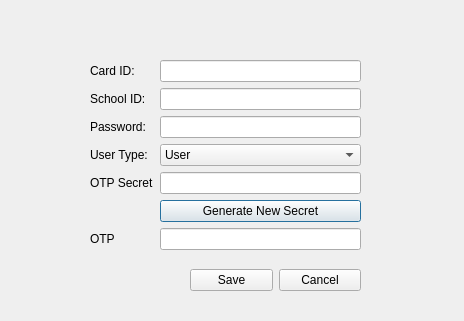
The window that src/windows/ui/EditUserDialog.ui (1icolo/AUPay) describes before a commit, drawn with Qt 5.
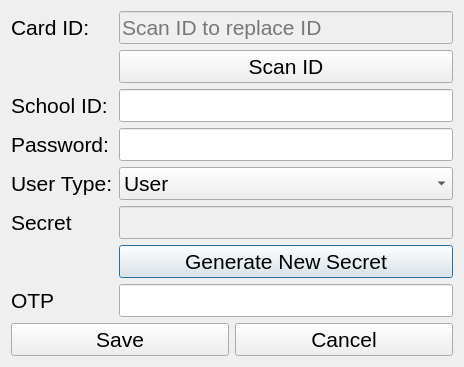
The same window after the commit.

Commit message: added add user and edit user rules

```diff
--- a/src/windows/ui/EditUserDialog.ui
+++ b/src/windows/ui/EditUserDialog.ui
@@ -7,7 +7,7 @@
     <x>0</x>
     <y>0</y>
     <width>464</width>
-    <height>321</height>
+    <height>356</height>
    </rect>
   </property>
   <property name="focusPolicy">
@@ -25,18 +25,20 @@
   <property name="modal">
    <bool>false</bool>
   </property>
-  <widget class="QWidget" name="formLayoutWidget">
-   <property name="geometry">
-    <rect>
-     <x>90</x>
-     <y>60</y>
-     <width>271</width>
-     <height>191</height>
-    </rect>
-   </property>
+  <layout class="QGridLayout" name="gridLayout">
+   <item row="0" column="0">
    <layout class="QFormLayout" name="formLayout">
     <item row="0" column="0">
-     <widget class="QLabel" name="label_5">
+      <widget class="QLabel" name="labelCardId">
+       <property name="enabled">
+        <bool>true</bool>
+       </property>
+       <property name="font">
+        <font>
+         <family>Segoe UI</family>
+         <pointsize>16</pointsize>
+        </font>
+       </property>
       <property name="text">
        <string>Card ID:</string>
       </property>
@@ -44,6 +46,15 @@
     </item>
     <item row="0" column="1">
      <widget class="QLineEdit" name="cardID_editUser">
+       <property name="enabled">
+        <bool>false</bool>
+       </property>
+       <property name="font">
+        <font>
+         <family>Segoe UI</family>
+         <pointsize>16</pointsize>
+        </font>
+       </property>
       <property name="cursor">
        <cursorShape>IBeamCursor</cursorShape>
       </property>
@@ -59,20 +70,38 @@
       <property name="echoMode">
        <enum>QLineEdit::Normal</enum>
       </property>
+       <property name="readOnly">
+        <bool>true</bool>
+       </property>
+       <property name="placeholderText">
+        <string>Scan ID to replace ID</string>
+       </property>
       <property name="clearButtonEnabled">
        <bool>false</bool>
       </property>
      </widget>
     </item>
-    <item row="1" column="0">
+     <item row="2" column="0">
      <widget class="QLabel" name="label">
+       <property name="font">
+        <font>
+         <family>Segoe UI</family>
+         <pointsize>16</pointsize>
+        </font>
+       </property>
       <property name="text">
        <string>School ID:</string>
       </property>
      </widget>
     </item>
-    <item row="1" column="1">
+     <item row="2" column="1">
      <widget class="QLineEdit" name="schoolID_editUser">
+       <property name="font">
+        <font>
+         <family>Segoe UI</family>
+         <pointsize>16</pointsize>
+        </font>
+       </property>
       <property name="cursor">
        <cursorShape>IBeamCursor</cursorShape>
       </property>
@@ -93,15 +122,27 @@
       </property>
      </widget>
     </item>
-    <item row="2" column="0">
+     <item row="3" column="0">
      <widget class="QLabel" name="label_2">
+       <property name="font">
+        <font>
+         <family>Segoe UI</family>
+         <pointsize>16</pointsize>
+        </font>
+       </property>
       <property name="text">
        <string>Password:</string>
       </property>
      </widget>
     </item>
-    <item row="2" column="1">
+     <item row="3" column="1">
      <widget class="QLineEdit" name="password_editUser">
+       <property name="font">
+        <font>
+         <family>Segoe UI</family>
+         <pointsize>16</pointsize>
+        </font>
+       </property>
       <property name="cursor">
        <cursorShape>IBeamCursor</cursorShape>
       </property>
@@ -119,15 +160,27 @@
       </property>
      </widget>
     </item>
-    <item row="3" column="0">
+     <item row="4" column="0">
      <widget class="QLabel" name="label_3">
+       <property name="font">
+        <font>
+         <family>Segoe UI</family>
+         <pointsize>16</pointsize>
+        </font>
+       </property>
       <property name="text">
        <string>User Type:</string>
       </property>
      </widget>
     </item>
-    <item row="3" column="1">
+     <item row="4" column="1">
      <widget class="QComboBox" name="userType_editUser">
+       <property name="font">
+        <font>
+         <family>Segoe UI</family>
+         <pointsize>16</pointsize>
+        </font>
+       </property>
       <property name="focusPolicy">
        <enum>Qt::StrongFocus</enum>
       </property>
@@ -159,15 +212,33 @@
       </item>
      </widget>
     </item>
-    <item row="4" column="0">
-     <widget class="QLabel" name="label_4">
+     <item row="5" column="0">
+      <widget class="QLabel" name="labelSecret">
+       <property name="enabled">
+        <bool>true</bool>
+       </property>
+       <property name="font">
+        <font>
+         <family>Segoe UI</family>
+         <pointsize>16</pointsize>
+        </font>
+       </property>
       <property name="text">
-       <string>OTP Secret</string>
+        <string>Secret</string>
       </property>
      </widget>
     </item>
-    <item row="4" column="1">
+     <item row="5" column="1">
      <widget class="QLineEdit" name="otpSecret_editUser">
+       <property name="enabled">
+        <bool>false</bool>
+       </property>
+       <property name="font">
+        <font>
+         <family>Segoe UI</family>
+         <pointsize>16</pointsize>
+        </font>
+       </property>
       <property name="cursor">
        <cursorShape>IBeamCursor</cursorShape>
       </property>
@@ -191,15 +262,33 @@
       </property>
      </widget>
     </item>
-    <item row="6" column="0">
-     <widget class="QLabel" name="label_6">
+     <item row="7" column="0">
+      <widget class="QLabel" name="labelOTP">
+       <property name="enabled">
+        <bool>true</bool>
+       </property>
+       <property name="font">
+        <font>
+         <family>Segoe UI</family>
+         <pointsize>16</pointsize>
+        </font>
+       </property>
       <property name="text">
        <string>OTP</string>
       </property>
      </widget>
     </item>
-    <item row="6" column="1">
+     <item row="7" column="1">
      <widget class="QLineEdit" name="otp_editUser">
+       <property name="enabled">
+        <bool>true</bool>
+       </property>
+       <property name="font">
+        <font>
+         <family>Segoe UI</family>
+         <pointsize>16</pointsize>
+        </font>
+       </property>
       <property name="cursor">
        <cursorShape>IBeamCursor</cursorShape>
       </property>
@@ -215,32 +304,52 @@
       <property name="echoMode">
        <enum>QLineEdit::Normal</enum>
       </property>
+       <property name="placeholderText">
+        <string/>
+       </property>
       <property name="clearButtonEnabled">
        <bool>false</bool>
       </property>
      </widget>
     </item>
-    <item row="5" column="1">
+     <item row="6" column="1">
      <widget class="QPushButton" name="buttonGenerate_editUser">
+       <property name="font">
+        <font>
+         <family>Segoe UI</family>
+         <pointsize>16</pointsize>
+        </font>
+       </property>
       <property name="text">
        <string>Generate New Secret</string>
       </property>
      </widget>
     </item>
-   </layout>
-  </widget>
-  <widget class="QWidget" name="horizontalLayoutWidget">
-   <property name="geometry">
-    <rect>
-     <x>190</x>
-     <y>260</y>
-     <width>171</width>
-     <height>41</height>
-    </rect>
-   </property>
+     <item row="1" column="1">
+      <widget class="QPushButton" name="buttonScanID_editUser">
+       <property name="font">
+        <font>
+         <family>Segoe UI</family>
+         <pointsize>16</pointsize>
+        </font>
+       </property>
+       <property name="text">
+        <string>Scan ID</string>
+       </property>
+      </widget>
+     </item>
+    </layout>
+   </item>
+   <item row="1" column="0">
    <layout class="QHBoxLayout" name="horizontalLayout">
     <item>
      <widget class="QPushButton" name="buttonSave_editUser">
+       <property name="font">
+        <font>
+         <family>Segoe UI</family>
+         <pointsize>16</pointsize>
+        </font>
+       </property>
       <property name="text">
        <string>Save</string>
       </property>
@@ -248,13 +357,20 @@
     </item>
     <item>
      <widget class="QPushButton" name="buttonCancel_editUser">
+       <property name="font">
+        <font>
+         <family>Segoe UI</family>
+         <pointsize>16</pointsize>
+        </font>
+       </property>
       <property name="text">
        <string>Cancel</string>
       </property>
      </widget>
     </item>
    </layout>
-  </widget>
+   </item>
+  </layout>
  </widget>
  <resources/>
  <connections/>
```
Lines whose indentation alone changed are shown as unchanged. The commit also changes 6 other files.
